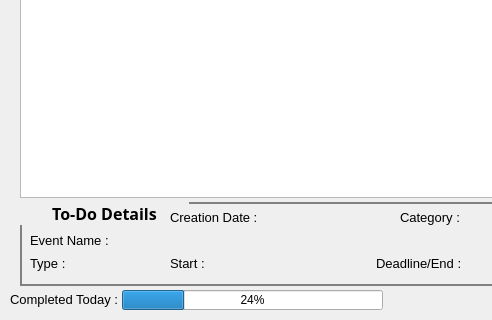
Before: the Qt Designer form t01-1c_ui/mainwindow.ui in cs2103aug2014-t09-1c/main, drawn with Qt 5; both pictures show x 0 to 492 and y 180 to 500 of the 750 by 500 pixel window.
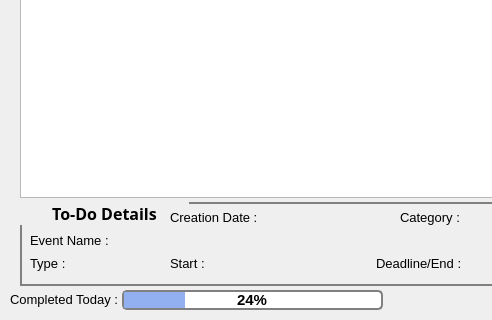
After: the same form once the commit is applied. Icons and pictures are not drawn. Custom widgets are drawn as their Qt base class.

Commit message: Update UI Table Start Implementation

Diff of the .ui file:
```diff
--- a/t01-1c_ui/mainwindow.ui
+++ b/t01-1c_ui/mainwindow.ui
@@ -192,6 +192,25 @@
       <height>20</height>
      </rect>
     </property>
+    <property name="font">
+     <font>
+      <family>Segoe UI</family>
+      <pointsize>11</pointsize>
+      <weight>75</weight>
+      <bold>true</bold>
+     </font>
+    </property>
+    <property name="styleSheet">
+     <string notr="true">QProgressBar {
+     border: 2px solid grey;
+     border-radius: 5px;
+     text-align: center;
+ }
+
+ QProgressBar::chunk {
+	background-color: rgb(146, 176, 240);
+ }</string>
+    </property>
     <property name="value">
      <number>24</number>
     </property>
@@ -428,6 +447,16 @@
    <extends>QLineEdit</extends>
    <header>clineedit.h</header>
   </customwidget>
+  <customwidget>
+   <class>CTable</class>
+   <extends>QTableWidget</extends>
+   <header>ctable.h</header>
+  </customwidget>
+  <customwidget>
+   <class>CProgressBar</class>
+   <extends>QProgressBar</extends>
+   <header>cprogressbar.h</header>
+  </customwidget>
  </customwidgets>
  <tabstops>
   <tabstop>lineEdit</tabstop>
```
Left out of the diff: 4 changed lines with no effect on the pictures. The commit also changes 6 other files.
